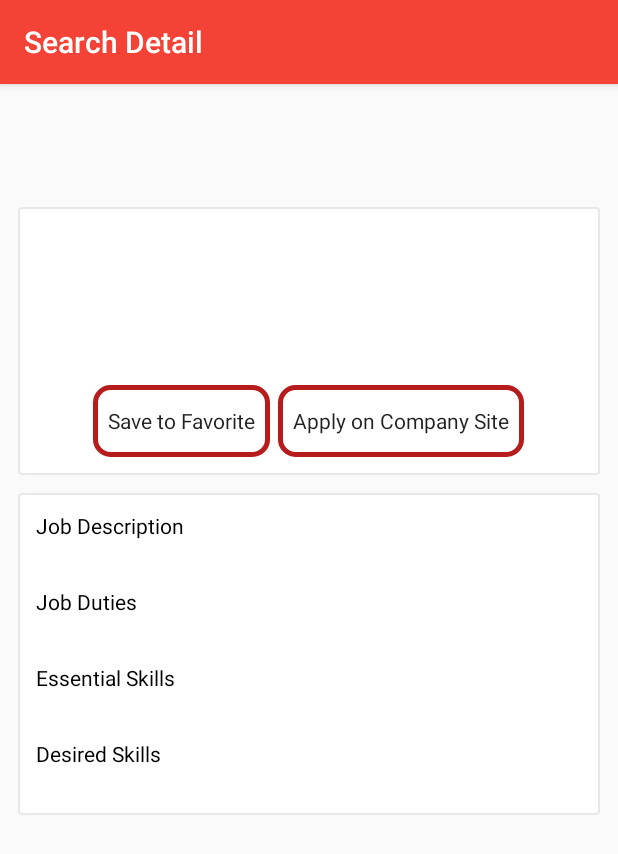
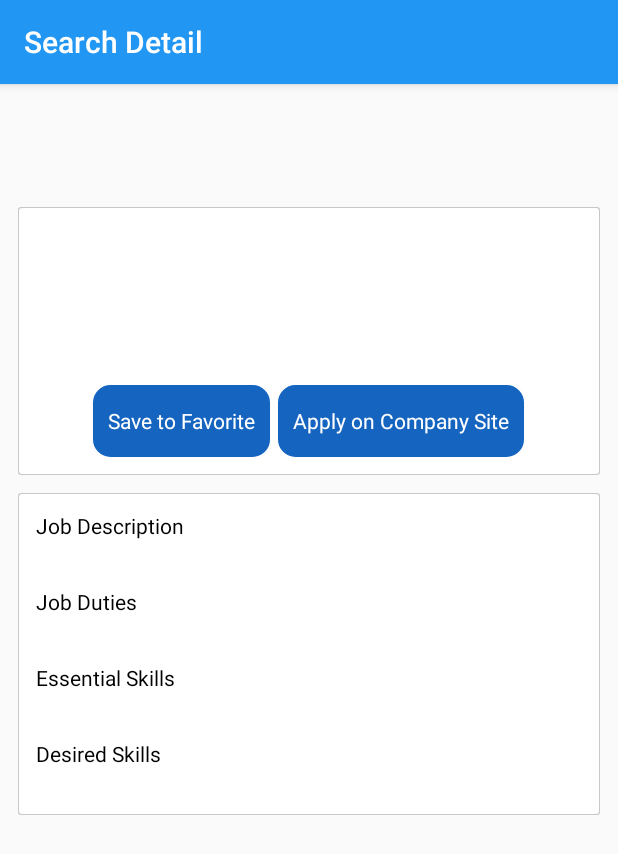
Before and after one commit to shafaghs/Csun_Sunlink, an Android app: the SearchDetail screen opened directly, with no data from a screen before it, on a phone screen of 412 x 824 dp. Shown: the top 854 px of the screen. Run offline under Robolectric (Android 15) with nearby library versions, the phone set to English and light mode, and no system bars; 5 statements that could not run were skipped.

```diff
--- a/app/src/main/java/com/csun_sunlink/csuncareercenter/Search/SearchStart.java
+++ b/app/src/main/java/com/csun_sunlink/csuncareercenter/Search/SearchStart.java
@@ -24,6 +24,7 @@ public class SearchStart extends AppCompatActivity {
     private View rootView;
     private Context ctx;
     private SearchView searchView;
+    private String method;
 
     //Drawer
     private Toolbar toolbar;
--- a/app/src/main/res/drawable/border.xml
+++ b/app/src/main/res/drawable/border.xml
@@ -11,4 +11,5 @@
         android:width="1dp"
         android:color="@color/colorPrimaryDark"
         />
+
 </shape>
--- a/app/src/main/res/drawable/button_style_fillin.xml
+++ b/app/src/main/res/drawable/button_style_fillin.xml
@@ -10,9 +10,9 @@
     </item>
     <item>
         <shape xmlns:android="http://schemas.android.com/apk/res/android" android:shape="rectangle">
-            <solid android:color="@color/white" />
+            <solid android:color="@color/buttonBlue" />
             <corners android:radius="10dp" />
-            <stroke android:width="3dp" android:color="@color/colorPrimaryDark" />
+            <stroke android:width="3dp" android:color="@color/buttonBlue" />
         </shape>
     </item>
 </selector>
--- a/app/src/main/res/drawable/light_grey_border.xml
+++ b/app/src/main/res/drawable/light_grey_border.xml
@@ -1,14 +1,20 @@
 <?xml version="1.0" encoding="utf-8"?>
-<shape xmlns:android="http://schemas.android.com/apk/res/android"
-    android:shape="rectangle">
-    <solid
-        android:color="@color/white"
-        />
-    <corners
-        android:radius="2dp"
-        />
-    <stroke
-        android:width="1dp"
-        android:color="@color/lightGrey"
-        />
-</shape>
+<layer-list xmlns:android="http://schemas.android.com/apk/res/android">
+<item>
+    <shape android:shape="rectangle">
+        <solid android:color="#CABBBBBB"/>
+        <corners android:radius="2dp" />
+    </shape>
+</item>
+
+<item
+    android:left="1dp"
+    android:right="1dp"
+    android:top="1dp"
+    android:bottom="1dp">
+    <shape android:shape="rectangle">
+        <solid android:color="@android:color/white"/>
+        <corners android:radius="2dp" />
+    </shape>
+</item>
+</layer-list>
--- a/app/src/main/res/values/colors.xml
+++ b/app/src/main/res/values/colors.xml
@@ -1,8 +1,8 @@
 <?xml version="1.0" encoding="utf-8"?>
 <resources>
-    <color name="colorPrimary">#f44336</color>
-    <color name="colorPrimaryDark">#b71c1c</color>
-    <color name="colorAccent">#68EfAd</color>
+    <color name="colorPrimary">#2196f3</color>
+    <color name="colorPrimaryDark">#0d47a1</color>
+    <color name="colorAccent">#e91e63</color>
     <color name="white">#ffffff</color>
     <color name="lightGrey">#e9e7e7</color>
     <color name="black">#000000</color>
@@ -10,4 +10,6 @@
     <color name="colorPrimaryLight">#edd5ef</color>
     <color name="colorPrimaryLight1">#f7edf9</color>
     <color name="colorAccent1">#fe4959</color>
+    <color name="buttonBlue">#1565c0</color>
+
 </resources>
--- a/app/src/main/res/values/strings.xml
+++ b/app/src/main/res/values/strings.xml
@@ -51,5 +51,7 @@
     <string name="password_length">New password should be at least 6 characters</string>
     <string name="fill_email_field">You should fill email address</string>
     <string name="fill_pass_field">You should fill password</string>
+    <string name="un_save">Unsave</string>
+    <string name="save_to_favorit">Save to Favorite</string>
 
 </resources>
--- a/app/src/main/res/values/styles.xml
+++ b/app/src/main/res/values/styles.xml
@@ -13,6 +13,7 @@
         <item name="android:layout_marginRight">12dp</item>
         <item name="android:background">@drawable/button_style_fillin</item>
         <item name="android:textAllCaps">false</item>
+        <item name="android:textColor">@color/white</item>
         <item name="android:textSize">16sp</item>
         <item name="android:fontFamily">sans-serif</item>
     </style>
```
Also changed, not shown: app/src/main/java/com/csun_sunlink/csuncareercenter/Search/SearchBgTask.java (+2 -53 lines), app/src/main/java/com/csun_sunlink/csuncareercenter/Search/SearchDetail.java (+18 -9 lines), app/src/main/java/com/csun_sunlink/csuncareercenter/Search/SearchDetailBgTask.java (+127 -60 lines).
